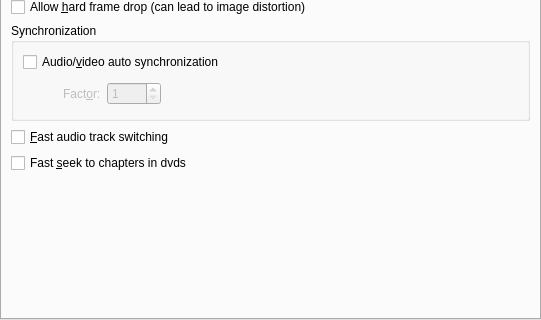
Old version of the form src/prefperformance.ui in the repository wilbert2000/wzplayer; both pictures show x 0 to 541 and y 281 to 601 of the 541 by 601 pixel window.
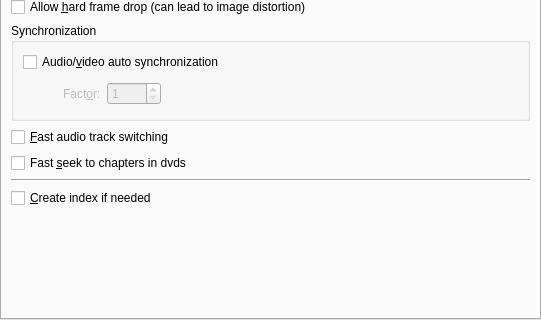
New version of the form. Icons and pictures are not drawn.

The edit to the form file:
```diff
--- a/src/prefperformance.ui
+++ b/src/prefperformance.ui
@@ -367,6 +367,20 @@
          </property>
         </widget>
        </item>
+       <item>
+        <widget class="Line" name="line" >
+         <property name="orientation" >
+          <enum>Qt::Horizontal</enum>
+         </property>
+        </widget>
+       </item>
+       <item>
+        <widget class="QCheckBox" name="idx_check" >
+         <property name="text" >
+          <string>&amp;Create index if needed</string>
+         </property>
+        </widget>
+       </item>
        <item>
         <spacer>
          <property name="orientation" >
```
